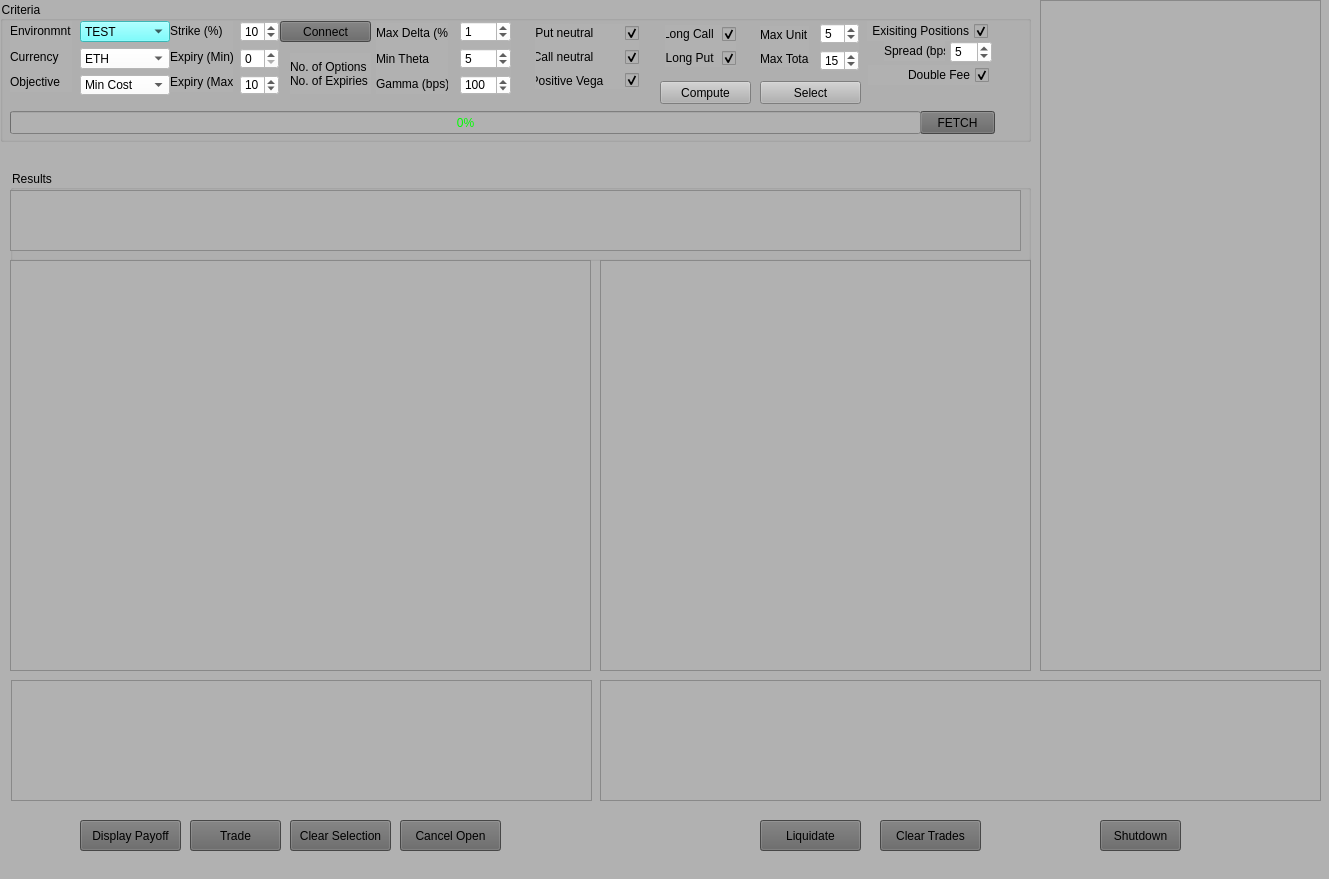
The window that UI/optionAtilla.ui (NickyBenz/optionAtilla) describes before a commit, drawn with Qt 5.
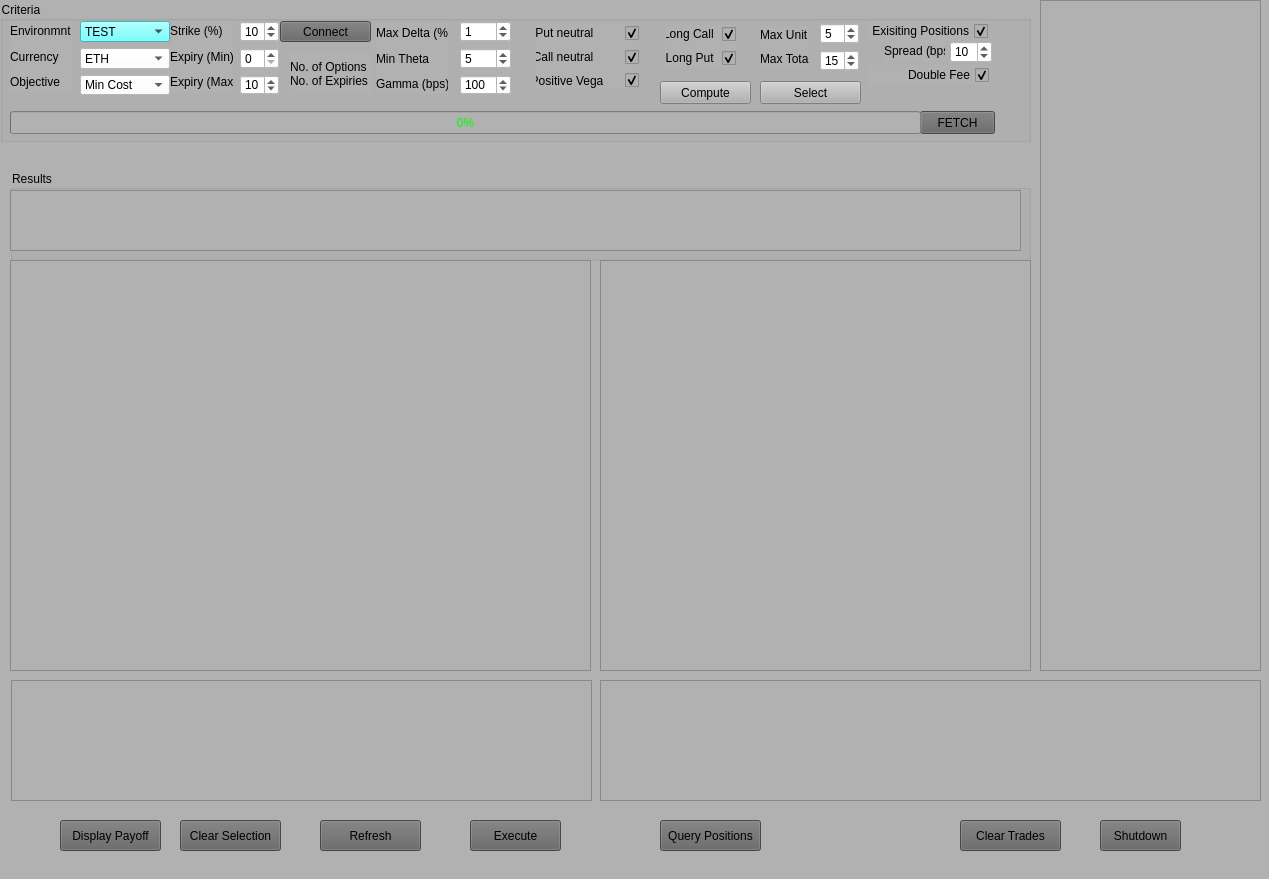
The same window after the commit.

```diff
--- a/UI/optionAtilla.ui
+++ b/UI/optionAtilla.ui
@@ -9,7 +9,7 @@
    <rect>
     <x>0</x>
     <y>0</y>
-    <width>1329</width>
+    <width>1269</width>
     <height>879</height>
    </rect>
   </property>
@@ -577,7 +577,7 @@
       <number>1</number>
      </property>
      <property name="value">
-      <number>5</number>
+      <number>10</number>
      </property>
     </widget>
     <widget class="QLabel" name="labelSpread">
@@ -634,7 +634,7 @@
      <rect>
       <x>1040</x>
       <y>0</y>
-      <width>281</width>
+      <width>221</width>
       <height>671</height>
      </rect>
     </property>
@@ -686,7 +686,7 @@
    <widget class="QPushButton" name="pushButtonTrade">
     <property name="geometry">
      <rect>
-      <x>190</x>
+      <x>470</x>
       <y>820</y>
       <width>91</width>
       <height>31</height>
@@ -696,23 +696,7 @@
      <string notr="true">background-color: rgb(100, 100, 100);</string>
     </property>
     <property name="text">
-     <string>Trade</string>
-    </property>
-   </widget>
-   <widget class="QPushButton" name="pushButtonLiquidate">
-    <property name="geometry">
-     <rect>
-      <x>760</x>
-      <y>820</y>
-      <width>101</width>
-      <height>31</height>
-     </rect>
-    </property>
-    <property name="styleSheet">
-     <string notr="true">background-color: rgb(100, 100, 100);</string>
-    </property>
-    <property name="text">
-     <string>Liquidate</string>
+     <string>Execute</string>
     </property>
    </widget>
    <widget class="QTableView" name="tableViewSelections">
@@ -743,7 +727,7 @@
    <widget class="QPushButton" name="pushButtonDisplay">
     <property name="geometry">
      <rect>
-      <x>80</x>
+      <x>60</x>
       <y>820</y>
       <width>101</width>
       <height>31</height>
@@ -815,7 +799,7 @@
      <rect>
       <x>600</x>
       <y>680</y>
-      <width>721</width>
+      <width>661</width>
       <height>121</height>
      </rect>
     </property>
@@ -823,7 +807,7 @@
    <widget class="QPushButton" name="pushButtonClearSelection">
     <property name="geometry">
      <rect>
-      <x>290</x>
+      <x>180</x>
       <y>820</y>
       <width>101</width>
       <height>31</height>
@@ -836,26 +820,10 @@
      <string>Clear Selection</string>
     </property>
    </widget>
-   <widget class="QPushButton" name="pushButtonCancelOrders">
-    <property name="geometry">
-     <rect>
-      <x>400</x>
-      <y>820</y>
-      <width>101</width>
-      <height>31</height>
-     </rect>
-    </property>
-    <property name="styleSheet">
-     <string notr="true">background-color: rgb(100, 100, 100);</string>
-    </property>
-    <property name="text">
-     <string>Cancel Open</string>
-    </property>
-   </widget>
    <widget class="QPushButton" name="pushButtonClearTrades">
     <property name="geometry">
      <rect>
-      <x>880</x>
+      <x>960</x>
       <y>820</y>
       <width>101</width>
       <height>31</height>
@@ -868,6 +836,38 @@
      <string>Clear Trades</string>
     </property>
    </widget>
+   <widget class="QPushButton" name="pushButtonPositions">
+    <property name="geometry">
+     <rect>
+      <x>660</x>
+      <y>820</y>
+      <width>101</width>
+      <height>31</height>
+     </rect>
+    </property>
+    <property name="styleSheet">
+     <string notr="true">background-color: rgb(100, 100, 100);</string>
+    </property>
+    <property name="text">
+     <string>Query Positions</string>
+    </property>
+   </widget>
+   <widget class="QPushButton" name="pushButtonRefresh">
+    <property name="geometry">
+     <rect>
+      <x>320</x>
+      <y>820</y>
+      <width>101</width>
+      <height>31</height>
+     </rect>
+    </property>
+    <property name="styleSheet">
+     <string notr="true">background-color: rgb(100, 100, 100);</string>
+    </property>
+    <property name="text">
+     <string>Refresh</string>
+    </property>
+   </widget>
   </widget>
   <widget class="QStatusBar" name="statusbar"/>
  </widget>
```
